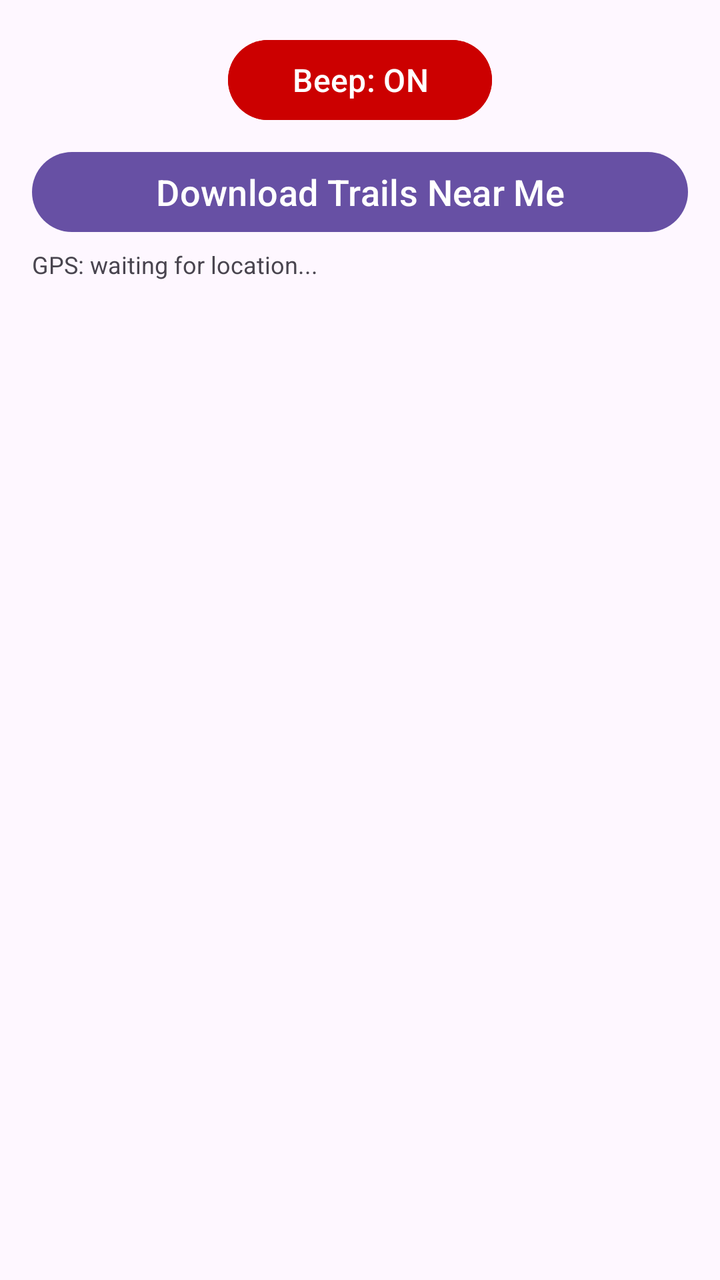
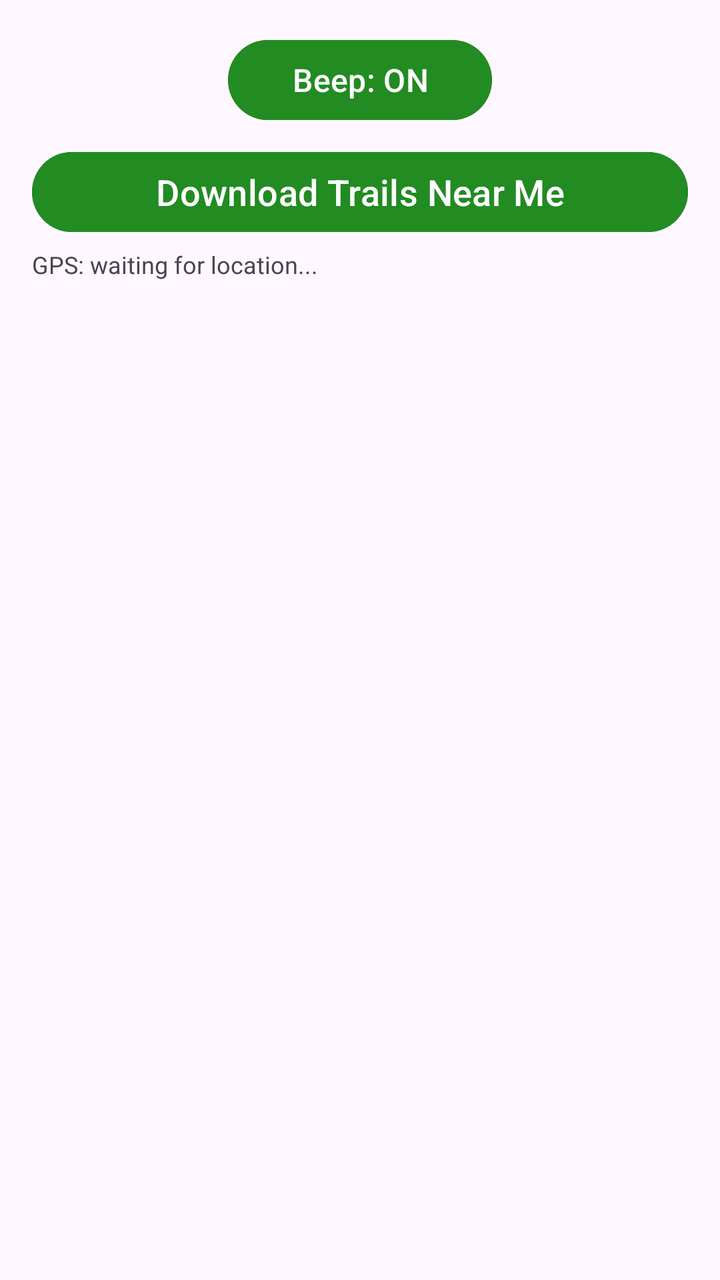

Before-and-after screenshots of an Android layout around one commit, followed by the original layout XML and the change that was made.
<!-- AndroidManifest.xml: application theme Theme.KarooTrailNames -->
<!-- res/layout/activity_main.xml -->
<?xml version="1.0" encoding="utf-8"?>
<LinearLayout xmlns:android="http://schemas.android.com/apk/res/android"
    android:layout_width="match_parent"
    android:layout_height="match_parent"
    android:orientation="vertical"
    android:padding="16dp">

    <Button
        android:id="@+id/beepToggleButton"
        android:layout_width="wrap_content"
        android:layout_height="wrap_content"
        android:layout_gravity="center_horizontal"
        android:paddingLeft="32dp"
        android:paddingRight="32dp"
        android:text="Beep: ON"
        android:textSize="16sp"
        android:textColor="@android:color/white"
        android:backgroundTint="#CC0000"
        android:layout_marginBottom="8dp" />

    <Button
        android:id="@+id/downloadButton"
        android:layout_width="match_parent"
        android:layout_height="wrap_content"
        android:text="Download Trails Near Me"
        android:textSize="18sp" />

    <TextView
        android:id="@+id/locationText"
        android:layout_width="match_parent"
        android:layout_height="wrap_content"
        android:text="GPS: waiting for location..."
        android:textSize="12sp"
        android:paddingTop="4dp"
        android:paddingBottom="8dp" />

    <TextView
        android:id="@+id/statusText"
        android:layout_width="match_parent"
        android:layout_height="wrap_content"
        android:text=""
        android:textSize="14sp" />

    <ScrollView
        android:layout_width="match_parent"
        android:layout_height="match_parent"
        android:layout_marginTop="8dp">

        <LinearLayout
            android:id="@+id/areaList"
            android:layout_width="match_parent"
            android:layout_height="wrap_content"
            android:orientation="vertical" />
    </ScrollView>

</LinearLayout>
<!-- resources referenced by this layout -->
<resources>
  <style name="Theme.KarooTrailNames" parent="Base.Theme.KarooTrailNames" />
  <style name="Base.Theme.KarooTrailNames" parent="Theme.Material3.DayNight.NoActionBar">
          
          
      </style>
</resources>

<!-- the commit's change to res/layout/activity_main.xml (unified diff, before → after) -->
@@ -15,10 +15,12 @@
         android:text="Beep: ON"
         android:textSize="16sp"
         android:textColor="@android:color/white"
-        android:backgroundTint="#CC0000"
+        android:backgroundTint="#228B22"
         android:layout_marginBottom="8dp" />
 
     <Button
+        android:backgroundTint="#228B22"
+        android:textColor="@android:color/white"
         android:id="@+id/downloadButton"
         android:layout_width="match_parent"
         android:layout_height="wrap_content"
